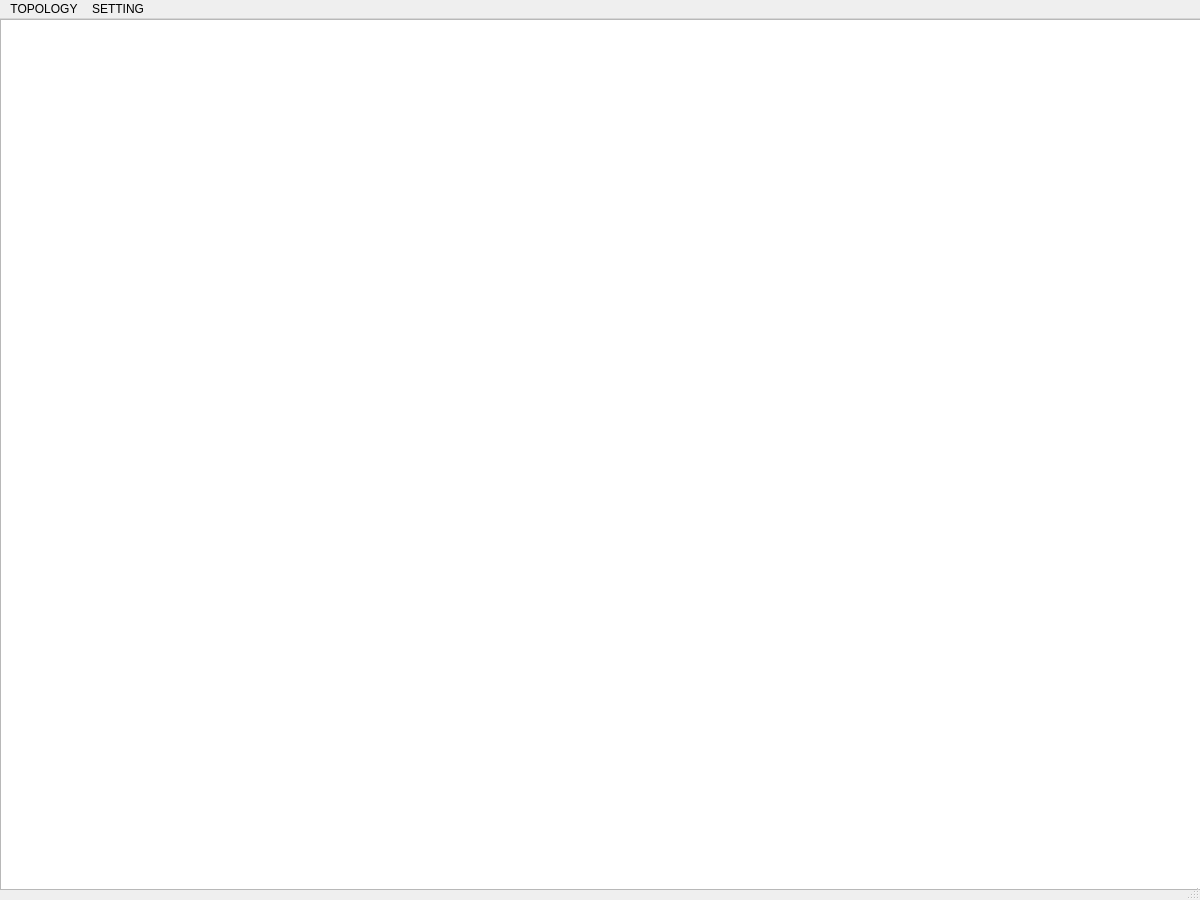
Qt form ui/graph.ui (mikemike111997/Course_work) before a commit.
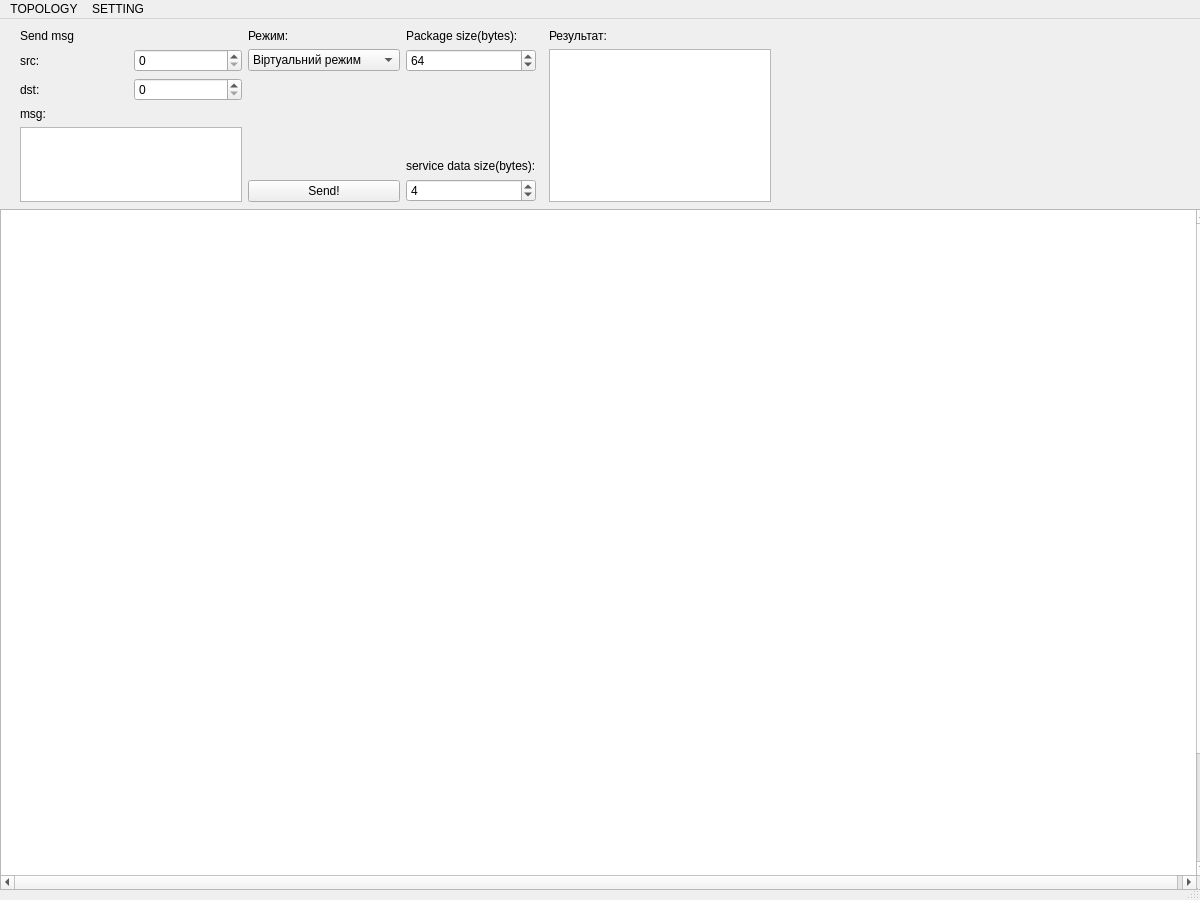
The same form after that commit.

```diff
--- a/ui/graph.ui
+++ b/ui/graph.ui
@@ -42,9 +42,9 @@
     <property name="geometry">
      <rect>
       <x>0</x>
-      <y>0</y>
+      <y>190</y>
       <width>1211</width>
-      <height>871</height>
+      <height>681</height>
      </rect>
     </property>
     <property name="sceneRect">
@@ -56,6 +56,213 @@
      </rectf>
     </property>
    </widget>
+   <widget class="QWidget" name="layoutWidget">
+    <property name="geometry">
+     <rect>
+      <x>20</x>
+      <y>10</y>
+      <width>751</width>
+      <height>173</height>
+     </rect>
+    </property>
+    <layout class="QGridLayout" name="gridLayout_3">
+     <item row="0" column="0">
+      <layout class="QGridLayout" name="gridLayout_2">
+       <item row="0" column="0" rowspan="2">
+        <layout class="QGridLayout" name="gridLayout">
+         <item row="0" column="0">
+          <widget class="QLabel" name="label">
+           <property name="text">
+            <string>Send msg</string>
+           </property>
+          </widget>
+         </item>
+         <item row="3" column="0">
+          <layout class="QVBoxLayout" name="verticalLayout">
+           <item>
+            <widget class="QLabel" name="label_4">
+             <property name="text">
+              <string>msg:</string>
+             </property>
+            </widget>
+           </item>
+           <item>
+            <widget class="QTextEdit" name="textEdit"/>
+           </item>
+          </layout>
+         </item>
+         <item row="2" column="0">
+          <layout class="QHBoxLayout" name="horizontalLayout">
+           <item>
+            <widget class="QLabel" name="label_3">
+             <property name="text">
+              <string>dst:</string>
+             </property>
+            </widget>
+           </item>
+           <item>
+            <widget class="QSpinBox" name="dst_sb"/>
+           </item>
+          </layout>
+         </item>
+         <item row="1" column="0">
+          <layout class="QHBoxLayout" name="horizontalLayout_2">
+           <item>
+            <widget class="QLabel" name="label_2">
+             <property name="text">
+              <string>src:</string>
+             </property>
+            </widget>
+           </item>
+           <item>
+            <widget class="QSpinBox" name="src_sb"/>
+           </item>
+          </layout>
+         </item>
+        </layout>
+       </item>
+       <item row="0" column="1">
+        <layout class="QVBoxLayout" name="verticalLayout_2">
+         <item>
+          <widget class="QLabel" name="label_5">
+           <property name="text">
+            <string>Режим:</string>
+           </property>
+          </widget>
+         </item>
+         <item>
+          <widget class="QComboBox" name="comboBox">
+           <item>
+            <property name="text">
+             <string>Віртуальний режим</string>
+            </property>
+           </item>
+           <item>
+            <property name="text">
+             <string>Дейтаграмний режим</string>
+            </property>
+           </item>
+          </widget>
+         </item>
+         <item>
+          <spacer name="verticalSpacer">
+           <property name="orientation">
+            <enum>Qt::Vertical</enum>
+           </property>
+           <property name="sizeHint" stdset="0">
+            <size>
+             <width>20</width>
+             <height>40</height>
+            </size>
+           </property>
+          </spacer>
+         </item>
+        </layout>
+       </item>
+       <item row="1" column="1">
+        <widget class="QPushButton" name="send_msg_btn">
+         <property name="text">
+          <string>Send!</string>
+         </property>
+        </widget>
+       </item>
+      </layout>
+     </item>
+     <item row="0" column="2">
+      <spacer name="horizontalSpacer">
+       <property name="orientation">
+        <enum>Qt::Horizontal</enum>
+       </property>
+       <property name="sizeHint" stdset="0">
+        <size>
+         <width>40</width>
+         <height>20</height>
+        </size>
+       </property>
+      </spacer>
+     </item>
+     <item row="0" column="3">
+      <layout class="QVBoxLayout" name="verticalLayout_3">
+       <item>
+        <widget class="QLabel" name="label_6">
+         <property name="text">
+          <string>Результат:</string>
+         </property>
+        </widget>
+       </item>
+       <item>
+        <widget class="QTextBrowser" name="result_textBrowser"/>
+       </item>
+      </layout>
+     </item>
+     <item row="0" column="1">
+      <layout class="QVBoxLayout" name="verticalLayout_6">
+       <item>
+        <layout class="QVBoxLayout" name="verticalLayout_5">
+         <item>
+          <widget class="QLabel" name="label_7">
+           <property name="text">
+            <string>Package size(bytes):</string>
+           </property>
+          </widget>
+         </item>
+         <item>
+          <widget class="QSpinBox" name="package_spinBox">
+           <property name="maximum">
+            <number>1024</number>
+           </property>
+           <property name="value">
+            <number>64</number>
+           </property>
+          </widget>
+         </item>
+        </layout>
+       </item>
+       <item>
+        <spacer name="verticalSpacer_2">
+         <property name="orientation">
+          <enum>Qt::Vertical</enum>
+         </property>
+         <property name="sizeHint" stdset="0">
+          <size>
+           <width>20</width>
+           <height>40</height>
+          </size>
+         </property>
+        </spacer>
+       </item>
+       <item>
+        <layout class="QVBoxLayout" name="verticalLayout_4">
+         <item>
+          <widget class="QLabel" name="label_8">
+           <property name="text">
+            <string>service data size(bytes):</string>
+           </property>
+          </widget>
+         </item>
+         <item>
+          <widget class="QSpinBox" name="service_spinBox">
+           <property name="maximum">
+            <number>1024</number>
+           </property>
+           <property name="value">
+            <number>4</number>
+           </property>
+          </widget>
+         </item>
+        </layout>
+       </item>
+      </layout>
+     </item>
+    </layout>
+   </widget>
+   <zorder>layoutWidget</zorder>
+   <zorder>graphicsView</zorder>
+   <zorder>label_7</zorder>
+   <zorder>label_8</zorder>
+   <zorder>package_spinBox</zorder>
+   <zorder>service_spinBox</zorder>
+   <zorder>verticalSpacer_2</zorder>
   </widget>
   <widget class="QMenuBar" name="menubar">
    <property name="geometry">
```
Left out of the diff: 2 changed lines with no effect on the pictures.
